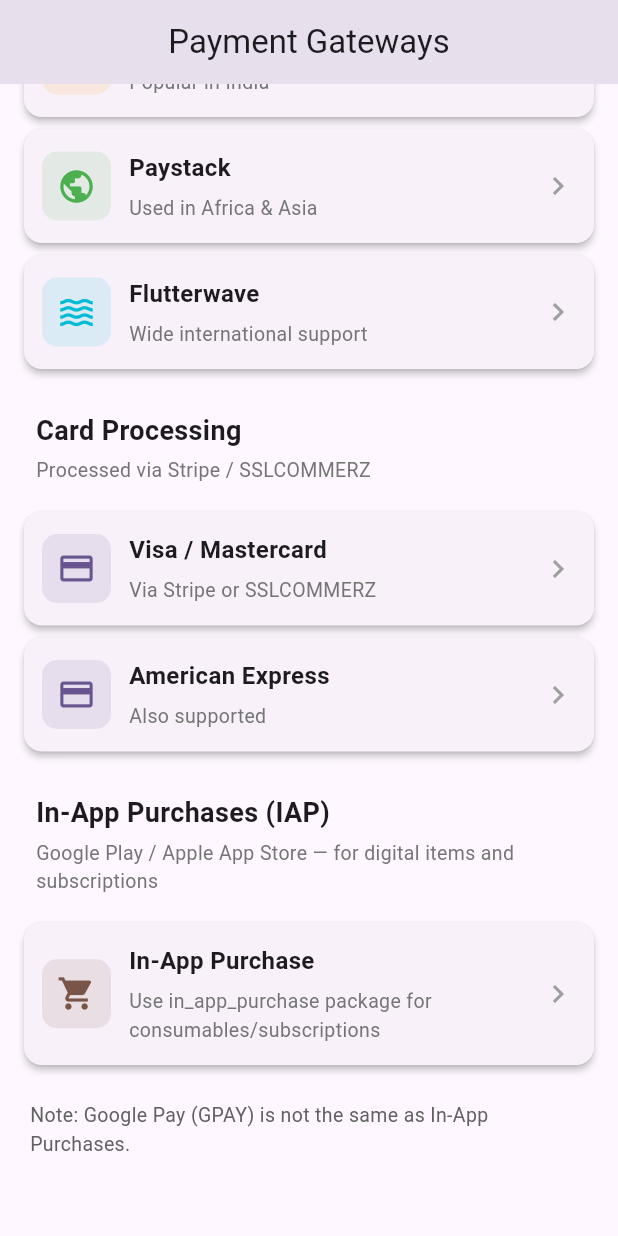
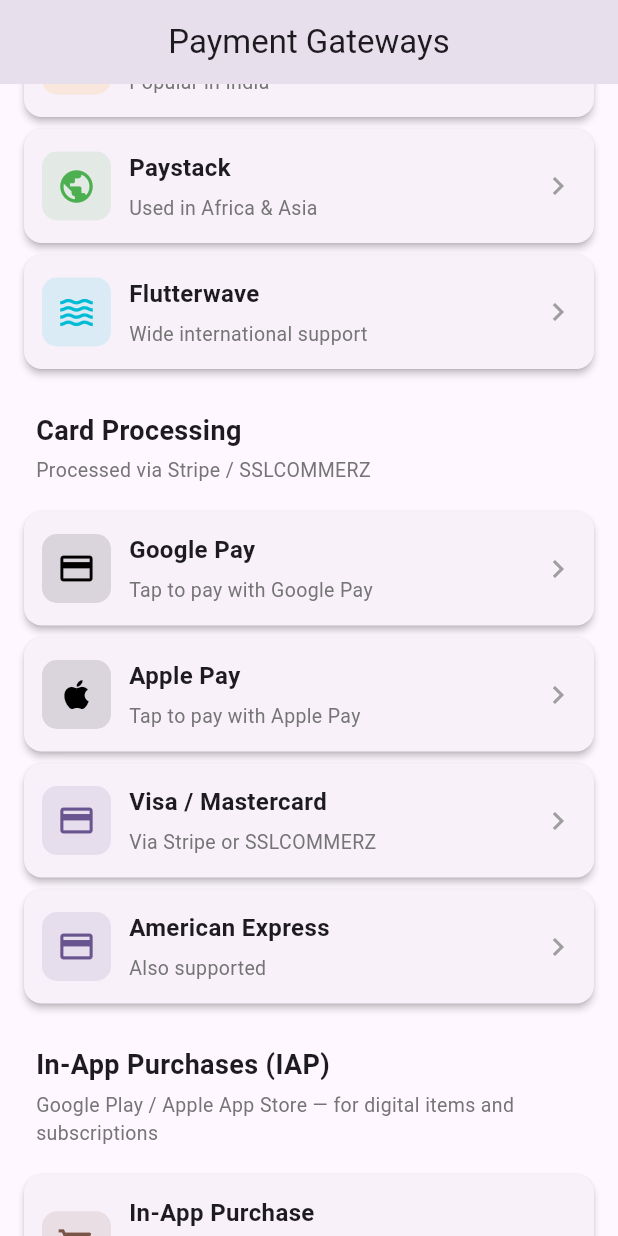
Before and after one commit to The-IK11/Flutter-All-Pay-G-Implementations, a Flutter app: the screen it shows after launch, scrolled down 1116 dp, on a phone screen of 412 x 824 dp. Run offline on Flutter 3.47's test engine with Material 3 defaults, Android fonts, the phone set to English and light mode, and no system bars; our stand-ins replace flutter_dotenv, get, webview_flutter; missing offline and left inert: aamarpay, bkash, flutter_sslcommerz, nagad_payment_gateway, razorpay_flutter, shurjopay and 1 more; key blocks and very long unbroken strings in the code were emptied for the run.

Commit message:
Google pay and apple pay button added

```diff
--- a/lib/features/all_payment_button_screen/all_payment_button_screen.dart
+++ b/lib/features/all_payment_button_screen/all_payment_button_screen.dart
@@ -248,9 +248,20 @@
 
 							const SizedBox(height: 18),
 
-							// Card Processing
 							_sectionTitle('Card Processing', 'Processed via Stripe / SSLCOMMERZ'),
 							spacer,
+							_gatewayCard(context,
+									icon: Icons.payment,
+									title: 'Google Pay',
+									subtitle: 'Tap to pay with Google Pay',
+									color: Colors.black,
+									onTap: () { _showPlaceholder(context, 'Google Pay'); }),
+							_gatewayCard(context,
+									icon: Icons.apple,
+									title: 'Apple Pay',
+									subtitle: 'Tap to pay with Apple Pay',
+									color: Colors.black,
+									onTap: () { _showPlaceholder(context, 'Apple Pay'); }),
 							_gatewayCard(context,
 									icon: Icons.credit_card, title: 'Visa / Mastercard', subtitle: 'Via Stripe or SSLCOMMERZ'),
 							_gatewayCard(context,
```
